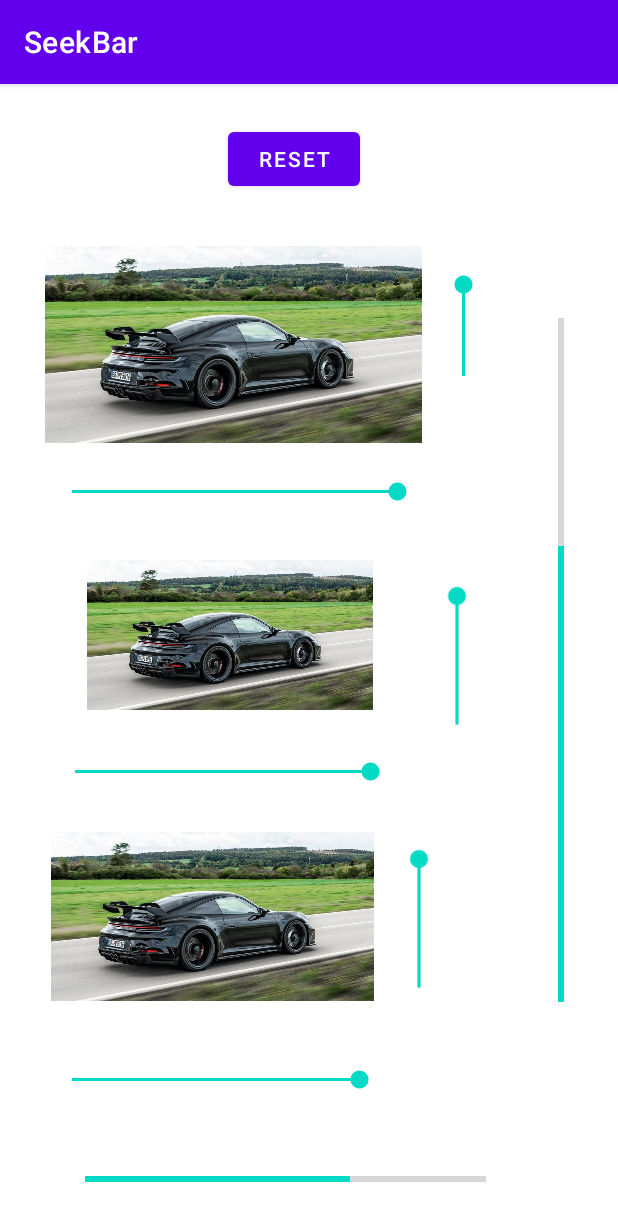
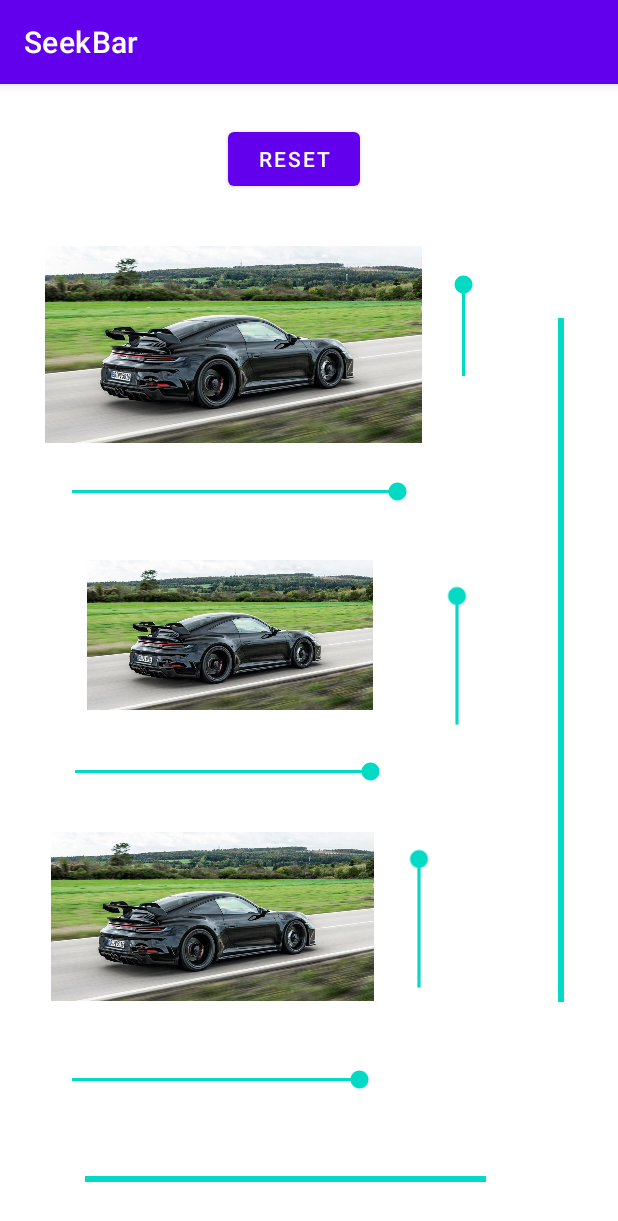
Before and after one commit to Mrblaszka/SeekBar, an Android app: the screen it shows after launch (MainActivity), after a tap on "RESET", on a phone screen of 412 x 824 dp. Shown: the top 1221 px of the screen. Run offline under Robolectric (Android 15) with nearby library versions, the phone set to English and light mode, and no system bars.

Commit message:
Gotowy program

```diff
--- a/app/src/main/java/com/example/seekbar/MainActivity.kt
+++ b/app/src/main/java/com/example/seekbar/MainActivity.kt
@@ -14,20 +14,24 @@ import androidx.appcompat.app.AppCompatActivity
 
 class MainActivity : AppCompatActivity() {
 
-     public fun scaleImage(img: ImageView, scale: Int) {
+    fun suma_poziomu(): Int{
+        val obraz1_poziom = findViewById<SeekBar>(R.id.poziom1)
+        val obraz2_poziom = findViewById<SeekBar>(R.id.poziom2)
+        val obraz3_poziom = findViewById<SeekBar>(R.id.poziom3)
+        val suma = obraz1_poziom.progress + obraz2_poziom.progress + obraz3_poziom.progress
+        return suma
+    }
 
-        val WIDTH_SCALE_RATIO = 10;
-        val HEIGHT_SCALE_RATIO = 10;
-        var bitmap = (img.drawable as BitmapDrawable).bitmap
-        var width = bitmap.width.toFloat()
-        var height = bitmap.height.toFloat()
-        width += scale * WIDTH_SCALE_RATIO
-        height += scale * HEIGHT_SCALE_RATIO
-        bitmap = Bitmap.createScaledBitmap(
-            bitmap, width.toInt(), height.toInt(),
-            true
-        )
-        img.setImageBitmap(bitmap)
+    fun suma_pionu(): Int{
+        val obraz1_pion = findViewById<SeekBar>(R.id.pion1)
+        val obraz2_pion = findViewById<SeekBar>(R.id.pion2)
+        val obraz3_pion = findViewById<SeekBar>(R.id.pion3)
+        val suma = obraz1_pion.progress + obraz2_pion.progress + obraz3_pion.progress
+        return suma
+    }
+
+    fun changed(progressBar: ProgressBar, suma: Int){
+        progressBar.progress = suma/3
     }
 
     @SuppressLint("MissingInflatedId")
@@ -102,25 +106,27 @@ class MainActivity : AppCompatActivity() {
             override fun onStopTrackingTouch(seekBar: SeekBar) {}
         })
 
+        obraz3_pion.setOnSeekBarChangeListener(object:OnSeekBarChangeListener{
+            override fun onProgressChanged(seekBar: SeekBar,progres: Int, fromUser: Boolean) {
+                val scale = progres/100f
+                obraz3.scaleY = scale
+                changed(progress_pion, suma_pionu())
+            }
 
+            override fun onStartTrackingTouch(seekBar: SeekBar) {}
+            override fun onStopTrackingTouch(seekBar: SeekBar) {}
+        })
+
+        obraz3_poziom.setOnSeekBarChangeListener(object:OnSeekBarChangeListener{
+            override fun onProgressChanged(seekBar: SeekBar,progres: Int, fromUser: Boolean) {
+                val scale = progres/100f
+                obraz3.scaleX = scale
+                changed(progress_poziom, suma_poziomu())
+            }
+
+            override fun onStartTrackingTouch(seekBar: SeekBar) {}
+            override fun onStopTrackingTouch(seekBar: SeekBar) {}
+        })
     }
-        fun suma_poziomu(): Int{
-            val obraz1_poziom = findViewById<SeekBar>(R.id.poziom1)
-            val obraz2_poziom = findViewById<SeekBar>(R.id.poziom2)
-            val obraz3_poziom = findViewById<SeekBar>(R.id.poziom3)
-            val suma = obraz1_poziom.progress + obraz2_poziom.progress + obraz3_poziom.progress
-            return suma
-        }
 
-        fun suma_pionu(): Int{
-            val obraz1_pion = findViewById<SeekBar>(R.id.pion1)
-            val obraz2_pion = findViewById<SeekBar>(R.id.pion2)
-            val obraz3_pion = findViewById<SeekBar>(R.id.pion3)
-            val suma = obraz1_pion.progress + obraz2_pion.progress + obraz3_pion.progress
-            return suma
-        }
-
-        fun changed(progressBar: ProgressBar, suma: Int){
-            progressBar.progress = suma/3
-        }
 }
```
